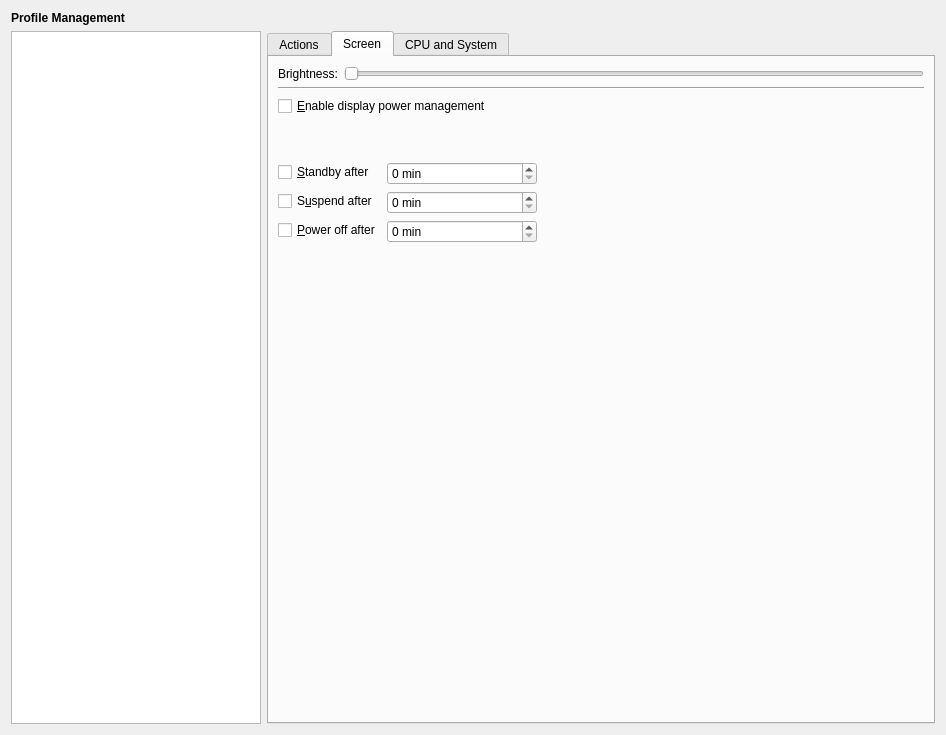
Old version of the form kcmodule/profileEditPage.ui in the repository KDE/powerdevil.
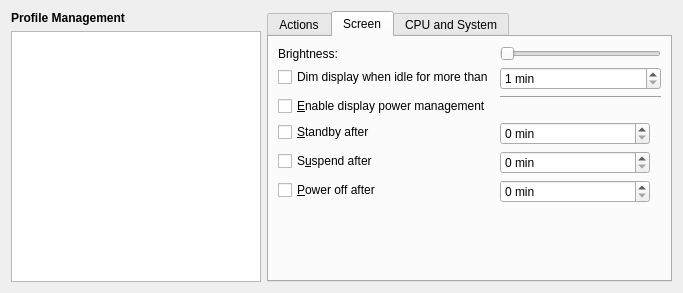
New version of the form. The open tabs and pages were chosen to show the change. Custom widgets are drawn as their Qt base class.

Commit message: Move Dim display into Screen settings

What changed in the file:
```diff
--- a/kcmodule/profileEditPage.ui
+++ b/kcmodule/profileEditPage.ui
@@ -6,11 +6,15 @@
    <rect>
     <x>0</x>
     <y>0</y>
-    <width>946</width>
-    <height>735</height>
+    <width>683</width>
+    <height>293</height>
    </rect>
   </property>
-  <layout class="QVBoxLayout" name="verticalLayout">
+  <layout class="QHBoxLayout" name="horizontalLayout_5">
+   <item>
+    <layout class="QHBoxLayout" name="horizontalLayout_2">
+     <item>
+      <layout class="QVBoxLayout" name="listLayout">
    <item>
     <widget class="QLabel" name="label_3">
      <property name="font">
@@ -25,10 +29,6 @@
     </widget>
    </item>
    <item>
-    <layout class="QHBoxLayout" name="horizontalLayout_6">
-     <item>
-      <layout class="QVBoxLayout" name="listLayout">
-       <item>
         <widget class="KListWidget" name="profilesList">
          <property name="maximumSize">
           <size>
@@ -41,8 +41,6 @@
       </layout>
      </item>
      <item>
-      <layout class="QVBoxLayout" name="verticalLayout_2">
-       <item>
         <widget class="KTabWidget" name="tabWidget">
          <property name="currentIndex">
           <number>2</number>
@@ -60,53 +58,6 @@
             </widget>
            </item>
            <item row="1" column="0">
-            <widget class="QCheckBox" name="dimDisplayOnIdle">
-             <property name="toolTip">
-              <string>Activate automatic dimming</string>
-             </property>
-             <property name="statusTip">
-              <string/>
-             </property>
-             <property name="whatsThis">
-              <string>Automatically dims the display when the system is idle.</string>
-             </property>
-             <property name="text">
-              <string>Dim display when idle for more than</string>
-             </property>
-            </widget>
-           </item>
-           <item row="1" column="1">
-            <widget class="KIntSpinBox" name="dimOnIdleTime">
-             <property name="sizePolicy">
-              <sizepolicy hsizetype="Preferred" vsizetype="Fixed">
-               <horstretch>0</horstretch>
-               <verstretch>0</verstretch>
-              </sizepolicy>
-             </property>
-             <property name="minimumSize">
-              <size>
-               <width>0</width>
-               <height>0</height>
-              </size>
-             </property>
-             <property name="maximumSize">
-              <size>
-               <width>16777215</width>
-               <height>16777215</height>
-              </size>
-             </property>
-             <property name="suffix">
-              <string comment="Minutes"> min</string>
-             </property>
-             <property name="minimum">
-              <number>1</number>
-             </property>
-             <property name="maximum">
-              <number>280</number>
-             </property>
-            </widget>
-           </item>
-           <item row="2" column="0">
             <widget class="QLabel" name="PoweredIdleLabel_2">
              <property name="toolTip">
               <string/>
@@ -267,10 +218,8 @@
           <attribute name="title">
            <string>Screen</string>
           </attribute>
-          <layout class="QVBoxLayout" name="verticalLayout_5">
-           <item>
-            <layout class="QHBoxLayout" name="horizontalLayout">
-             <item>
+        <layout class="QFormLayout" name="formLayout">
+         <item row="0" column="0">
               <widget class="QLabel" name="PoweredBrightnessLabel_2">
                <property name="toolTip">
                 <string>With this slider you can set the brightness when the system is plugged into the socket outlet</string>
@@ -286,7 +235,7 @@
                </property>
               </widget>
              </item>
-             <item>
+         <item row="0" column="1">
               <widget class="QSlider" name="brightnessSlider">
                <property name="mouseTracking">
                 <bool>true</bool>
@@ -314,61 +263,68 @@
                </property>
               </widget>
              </item>
-            </layout>
-           </item>
-           <item>
-            <widget class="Line" name="line">
-             <property name="orientation">
-              <enum>Qt::Horizontal</enum>
-             </property>
-            </widget>
-           </item>
-           <item>
-            <layout class="QHBoxLayout" name="horizontalLayout_3">
-             <item>
+         <item row="1" column="0">
+          <widget class="QCheckBox" name="dimDisplayOnIdle">
+           <property name="toolTip">
+            <string>Activate automatic dimming</string>
+           </property>
+           <property name="statusTip">
+            <string/>
+           </property>
+           <property name="whatsThis">
+            <string>Automatically dims the display when the system is idle.</string>
+           </property>
+           <property name="text">
+            <string>Dim display when idle for more than</string>
+           </property>
+          </widget>
+         </item>
+         <item row="1" column="1">
+          <widget class="KIntSpinBox" name="dimOnIdleTime">
+           <property name="sizePolicy">
+            <sizepolicy hsizetype="Preferred" vsizetype="Fixed">
+             <horstretch>0</horstretch>
+             <verstretch>0</verstretch>
+            </sizepolicy>
+           </property>
+           <property name="minimumSize">
+            <size>
+             <width>0</width>
+             <height>0</height>
+            </size>
+           </property>
+           <property name="maximumSize">
+            <size>
+             <width>16777215</width>
+             <height>16777215</height>
+            </size>
+           </property>
+           <property name="suffix">
+            <string comment="Minutes"> min</string>
+           </property>
+           <property name="minimum">
+            <number>1</number>
+           </property>
+           <property name="maximum">
+            <number>280</number>
+           </property>
+          </widget>
+         </item>
+         <item row="2" column="0">
               <widget class="QCheckBox" name="DPMSEnable">
                <property name="text">
                 <string>&amp;Enable display power management</string>
                </property>
               </widget>
              </item>
-             <item>
-              <spacer name="horizontalSpacer_3">
+         <item row="2" column="1">
+          <widget class="Line" name="line">
                <property name="orientation">
                 <enum>Qt::Horizontal</enum>
                </property>
-               <property name="sizeHint" stdset="0">
-                <size>
-                 <width>40</width>
-                 <height>20</height>
-                </size>
-               </property>
-              </spacer>
-             </item>
-             <item>
-              <widget class="KUrlLabel" name="DPMSLabel"/>
-             </item>
-            </layout>
-           </item>
-           <item>
-            <spacer name="verticalSpacer_2">
-             <property name="orientation">
-              <enum>Qt::Vertical</enum>
-             </property>
-             <property name="sizeType">
-              <enum>QSizePolicy::Minimum</enum>
-             </property>
-             <property name="sizeHint" stdset="0">
-              <size>
-               <width>20</width>
-               <height>40</height>
-              </size>
-             </property>
-            </spacer>
-           </item>
-           <item>
-            <layout class="QFormLayout" name="formLayout_3">
-             <item row="1" column="0">
+          </widget>
+         </item>
+         <item row="3" column="0">
               <widget class="QCheckBox" name="DPMSStandbyEnabled">
                <property name="whatsThis">
                 <string>Choose the period of inactivity after which the display should enter &quot;standby&quot; mode. This is the first level of power saving.</string>
@@ -378,7 +334,7 @@
                </property>
               </widget>
              </item>
-             <item row="1" column="1">
+         <item row="3" column="1">
               <widget class="KIntSpinBox" name="DPMSStandbyTime">
                <property name="maximumSize">
                 <size>
@@ -400,14 +356,14 @@
                </property>
               </widget>
              </item>
-             <item row="2" column="0">
+         <item row="4" column="0">
               <widget class="QCheckBox" name="DPMSSuspendEnabled">
                <property name="text">
                 <string>S&amp;uspend after</string>
                </property>
               </widget>
              </item>
-             <item row="2" column="1">
+         <item row="4" column="1">
               <widget class="KIntSpinBox" name="DPMSSuspendTime">
                <property name="maximumSize">
                 <size>
@@ -423,14 +379,14 @@
                </property>
               </widget>
              </item>
-             <item row="3" column="0">
+         <item row="5" column="0">
               <widget class="QCheckBox" name="DPMSPowerOffEnabled">
                <property name="text">
                 <string>&amp;Power off after</string>
                </property>
               </widget>
              </item>
-             <item row="3" column="1">
+         <item row="5" column="1">
               <widget class="KIntSpinBox" name="DPMSPowerOffTime">
                <property name="maximumSize">
                 <size>
@@ -446,9 +402,7 @@
                </property>
               </widget>
              </item>
-            </layout>
-           </item>
-           <item>
+         <item row="6" column="0">
             <spacer name="verticalSpacer">
              <property name="orientation">
               <enum>Qt::Vertical</enum>
@@ -456,7 +410,7 @@
              <property name="sizeHint" stdset="0">
               <size>
                <width>20</width>
-               <height>351</height>
+             <height>20</height>
               </size>
              </property>
             </spacer>
@@ -523,8 +477,6 @@
       </layout>
      </item>
     </layout>
-   </item>
-  </layout>
   <action name="actionNewProfile">
    <property name="text">
     <string>New Profile</string>
@@ -562,11 +514,6 @@
    <extends>QListWidget</extends>
    <header>klistwidget.h</header>
   </customwidget>
-  <customwidget>
-   <class>KUrlLabel</class>
-   <extends>QLabel</extends>
-   <header>kurllabel.h</header>
-  </customwidget>
   <customwidget>
    <class>KComboBox</class>
    <extends>QComboBox</extends>
```
Left out of the diff: 21 changed lines with no effect on the pictures. Lines whose indentation alone changed are shown as unchanged.
